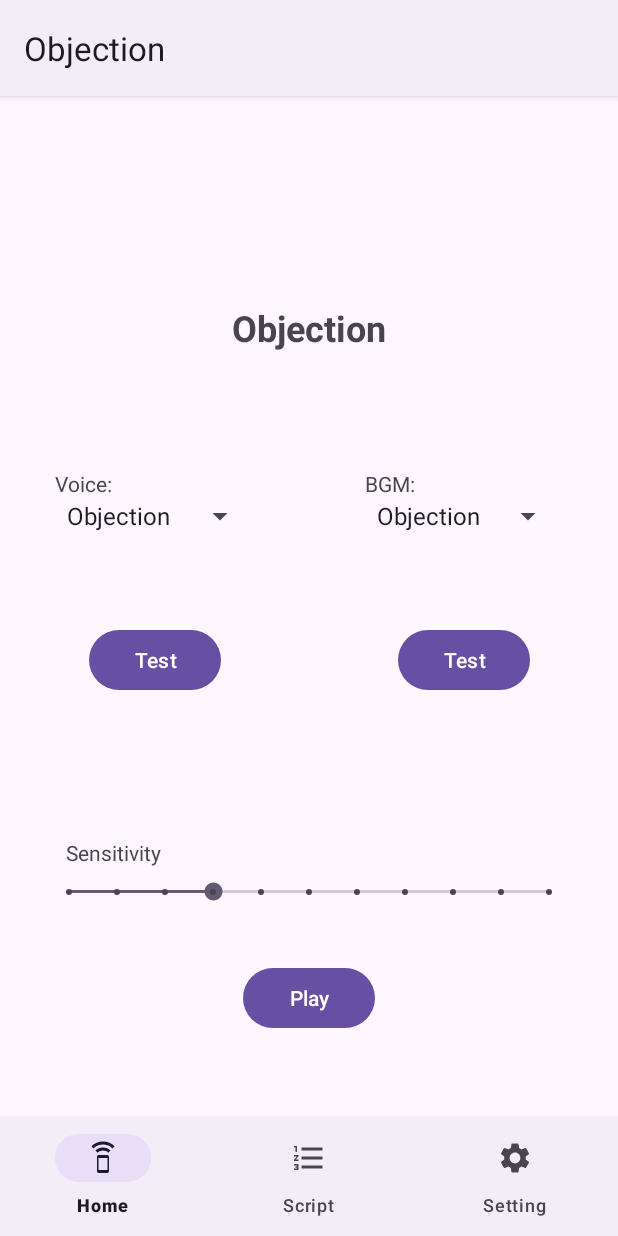
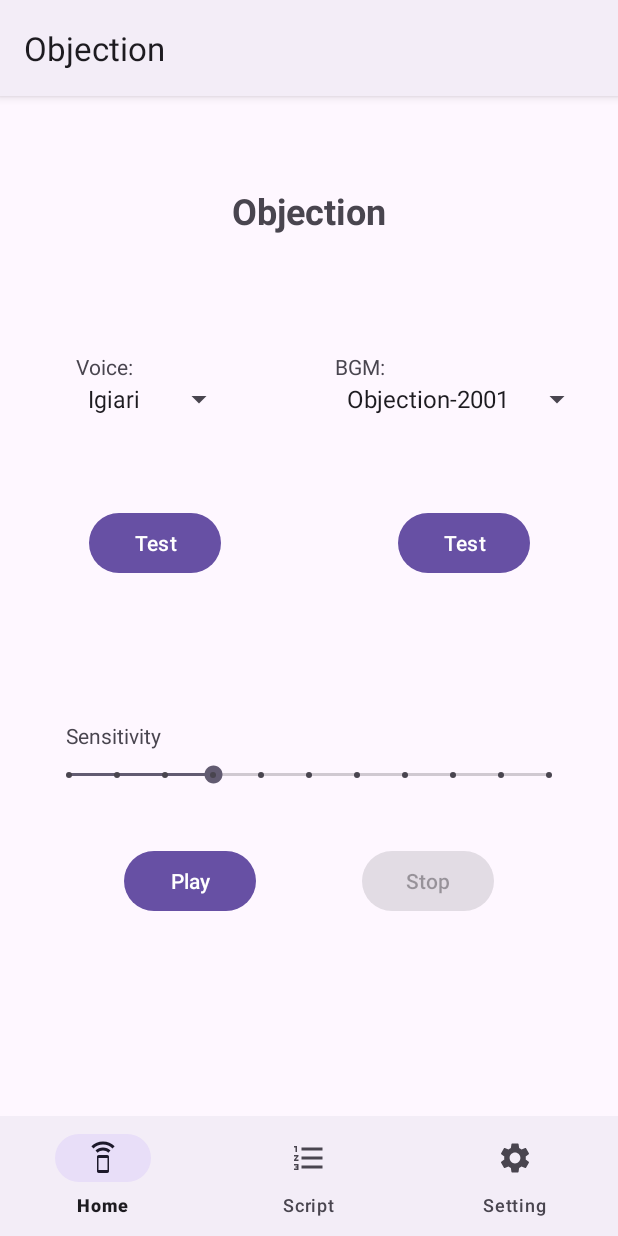
Before and after one commit to Kenny3311/Objection, an Android app: the screen it shows after launch (MainActivity), after a tap on "Test", on a phone screen of 412 x 824 dp. Run offline under Robolectric (Android 15) with nearby library versions, the phone set to English and light mode, and no system bars.

Commit message:
0.0.3 Home audio play test pass

```diff
--- a/app/src/main/java/com/example/myapplication/HomeFragment.java
+++ b/app/src/main/java/com/example/myapplication/HomeFragment.java
@@ -1,5 +1,6 @@
 package com.example.myapplication;
 
+import android.media.MediaPlayer;
 import android.os.Bundle;
 
 import androidx.annotation.NonNull;
@@ -10,7 +11,11 @@ import android.view.LayoutInflater;
 import android.view.View;
 import android.view.ViewGroup;
 import android.widget.Button;
+import android.widget.Spinner;
 import android.widget.Toast;
+
+import java.util.ArrayList;
+import java.util.List;
 
 
 public class HomeFragment extends Fragment {
@@ -19,10 +24,86 @@ public class HomeFragment extends Fragment {
     @Override
     public View onCreateView(@NonNull LayoutInflater inflater, @Nullable ViewGroup container, @Nullable Bundle savedInstanceState) {
         View view = inflater.inflate(R.layout.fragment_home, container, false);
-
-        Button button = view.findViewById(R.id.btnVoice);
-        button.setOnClickListener(v -> Toast.makeText(getActivity(), "Home Button Clicked", Toast.LENGTH_SHORT).show());
-
+        Button btnVoice = view.findViewById(R.id.btnVoice);
+        Button btnBgm = view.findViewById(R.id.btnBGM);
+        Button btnStop = view.findViewById(R.id.btnStop);
+        Spinner voiceSpinner = view.findViewById(R.id.VoiceSpinner);
+        Spinner bgmSpinner = view.findViewById(R.id.BGMspinner);
+        final List<MediaPlayer> musicList = new ArrayList<>();
+        btnVoice.setOnClickListener(new View.OnClickListener() {
+            @Override
+            public void onClick(View v) {
+                MediaPlayer music = null;
+                switch (voiceSpinner.getSelectedItem().toString()) {
+                    case "Igiari":
+                        music = MediaPlayer.create(getActivity(), R.raw.igiari);
+                        break;
+                    case "Matta":
+                        music = MediaPlayer.create(getActivity(), R.raw.matta);
+                        break;
+                    default:
+                        throw new IllegalStateException("Unexpected value: " + voiceSpinner.getSelectedItem().toString());
+                };
+                if (music != null) {
+                    musicList.add(music);
+                    Toast.makeText(getActivity(), "make sound", Toast.LENGTH_SHORT).show();
+                    music.start();
+                }
+            }
+        });
+        btnBgm.setOnClickListener(new View.OnClickListener() {
+            @Override
+            public void onClick(View v) {
+                for (MediaPlayer mediaPlayer : musicList) {
+                    if (mediaPlayer != null && mediaPlayer.isPlaying()) {
+                        mediaPlayer.stop();
+                        mediaPlayer.reset();
+                        mediaPlayer.release();
+                    }
+                }
+                musicList.clear();
+                MediaPlayer music = null;
+                switch (bgmSpinner.getSelectedItem().toString()){
+                    case "Objection-2001":
+                        music = MediaPlayer.create(getActivity(),R.raw.objection_2001);
+                        break;
+                    case "Pursuit":
+                        music = MediaPlayer.create(getActivity(),R.raw.pursuit_cornered);
+                        break;
+                    default:
+                        throw new IllegalStateException("Unexpected value: " + bgmSpinner.getSelectedItem().toString());
+                }
+                if (music != null) {
+                    musicList.add(music);
+                    music.start();
+                    btnStop.setEnabled(true);
+                    music.setOnCompletionListener(new MediaPlayer.OnCompletionListener() {
+                        @Override
+                        public void onCompletion(MediaPlayer mp) {
+                            musicList.remove(mp);
+                            mp.release();
+                            if (musicList.isEmpty()) {
+                                btnStop.setEnabled(false);
+                            }
+                        }
+                    });
+                }
+            }
+        });
+        btnStop.setOnClickListener(new View.OnClickListener() {
+            @Override
+            public void onClick(View v) {
+                for (MediaPlayer mediaPlayer : musicList) {
+                    if (mediaPlayer != null && mediaPlayer.isPlaying()) {
+                        mediaPlayer.stop();
+                        mediaPlayer.reset();
+                        mediaPlayer.release();
+                    }
+                }
+                musicList.clear();
+                btnStop.setEnabled(false);
+            }
+        });
         return view;
     }
 }
--- a/app/src/main/res/layout/activity_main.xml
+++ b/app/src/main/res/layout/activity_main.xml
@@ -11,7 +11,7 @@
     <FrameLayout
         android:id="@+id/frameLayout"
         android:layout_width="match_parent"
-        android:layout_height="602dp"
+        android:layout_height="match_parent"
         app:layout_constraintBottom_toTopOf="@+id/bottomNavigationView"
         app:layout_constraintEnd_toEndOf="parent"
         app:layout_constraintHorizontal_bias="0.0"
--- a/app/src/main/res/layout/fragment_home.xml
+++ b/app/src/main/res/layout/fragment_home.xml
@@ -91,7 +91,7 @@
         android:layout_width="wrap_content"
         android:layout_height="wrap_content"
         android:layout_marginTop="60dp"
-        android:text="Test"
+        android:text="@string/test"
         app:layout_constraintEnd_toStartOf="@+id/guideline3"
         app:layout_constraintStart_toStartOf="parent"
         app:layout_constraintTop_toBottomOf="@+id/VoiceSpinner" />
@@ -101,7 +101,7 @@
         android:layout_width="wrap_content"
         android:layout_height="wrap_content"
         android:layout_marginTop="60dp"
-        android:text="Test"
+        android:text="@string/test"
         app:layout_constraintEnd_toEndOf="parent"
         app:layout_constraintStart_toStartOf="@+id/guideline3"
         app:layout_constraintTop_toBottomOf="@+id/BGMspinner" />
@@ -112,7 +112,8 @@
         android:layout_height="wrap_content"
         android:layout_marginTop="32dp"
         android:text="Play"
-        app:layout_constraintEnd_toEndOf="parent"
+        app:layout_constraintEnd_toStartOf="@+id/guideline3"
+        app:layout_constraintHorizontal_bias="0.703"
         app:layout_constraintStart_toStartOf="parent"
         app:layout_constraintTop_toBottomOf="@+id/seekBar" />
 
@@ -141,4 +142,17 @@
         app:layout_constraintStart_toStartOf="parent"
         app:layout_constraintTop_toTopOf="@+id/guideline2" />
 
+    <Button
+        android:id="@+id/btnStop"
+        android:layout_width="wrap_content"
+        android:layout_height="wrap_content"
+        android:enabled="false"
+        android:text="Stop"
+        app:layout_constraintBottom_toBottomOf="@+id/btnPlay"
+        app:layout_constraintEnd_toEndOf="parent"
+        app:layout_constraintHorizontal_bias="0.3"
+        app:layout_constraintStart_toStartOf="@+id/guideline3"
+        app:layout_constraintTop_toTopOf="@+id/btnPlay"
+        app:layout_constraintVertical_bias="0.0" />
+
 </androidx.constraintlayout.widget.ConstraintLayout>
--- a/app/src/main/res/values/strings.xml
+++ b/app/src/main/res/values/strings.xml
@@ -1,11 +1,12 @@
 <resources>
     <string name="app_name">Objection</string>
+    <string name="test">Test</string>
     <string-array name="VoiceClip">
-        <item>Objection</item>
-        <item>Take That</item>
+        <item>Igiari</item>
+        <item>Matta</item>
     </string-array>
     <string-array name="BGM">
-        <item>Objection</item>
+        <item>Objection-2001</item>
         <item>Pursuit</item>
     </string-array>
 </resources>
```
Also changed, not shown: 4 other files.
